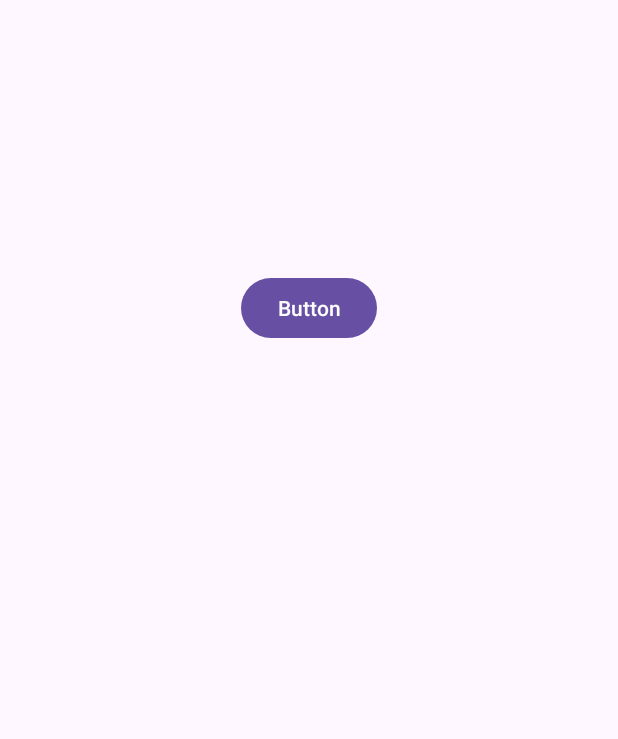
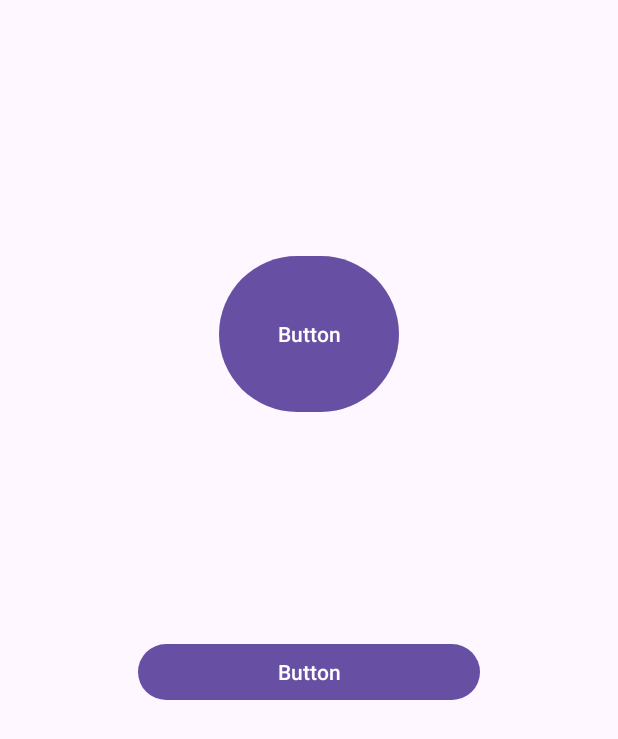
Before and after one commit to kanijfatema602/app4, an Android app: the screen it shows after launch (MainActivity), on a phone screen of 412 x 824 dp. Shown: the top 739 px of the screen. Run offline under Robolectric (Android 15) with nearby library versions, the phone set to English and light mode, and no system bars.

Commit message:
commit 2

```diff
--- a/app/src/main/res/layout/activity_page1.xml
+++ b/app/src/main/res/layout/activity_page1.xml
@@ -8,12 +8,23 @@
 
     <Button
         android:id="@+id/button"
-        android:layout_width="wrap_content"
-        android:layout_height="wrap_content"
+        android:layout_width="120dp"
+        android:layout_height="112dp"
         android:text="Button"
         app:layout_constraintBottom_toBottomOf="parent"
         app:layout_constraintEnd_toEndOf="parent"
         app:layout_constraintStart_toStartOf="parent"
         app:layout_constraintTop_toTopOf="parent"
         app:layout_constraintVertical_bias="0.234" />
+
+    <Button
+        android:id="@+id/button2"
+        android:layout_width="228dp"
+        android:layout_height="45dp"
+        android:text="Button"
+        app:layout_constraintBottom_toBottomOf="parent"
+        app:layout_constraintEnd_toEndOf="parent"
+        app:layout_constraintStart_toStartOf="parent"
+        app:layout_constraintTop_toTopOf="parent"
+        app:layout_constraintVertical_bias="0.546" />
 </androidx.constraintlayout.widget.ConstraintLayout>
```
